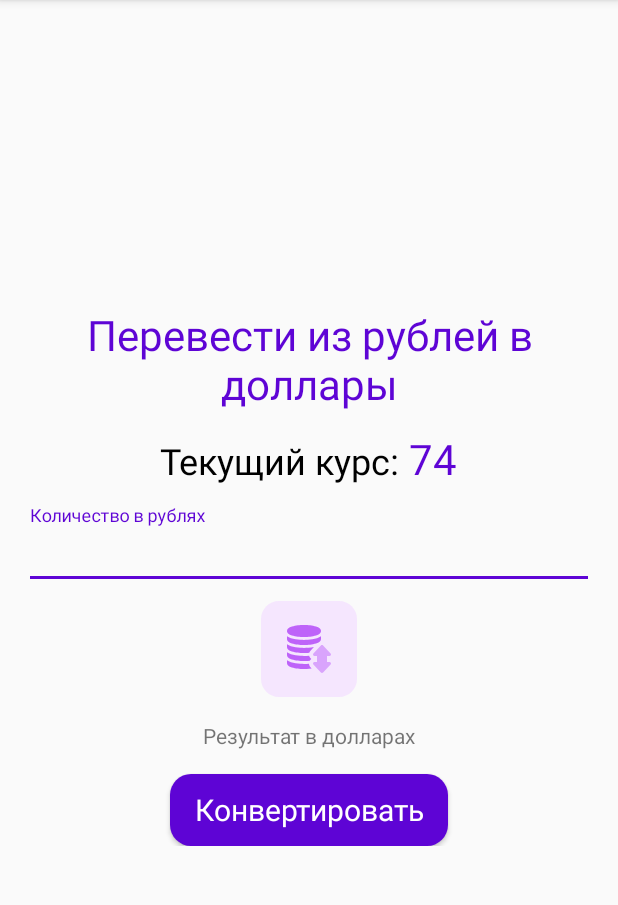
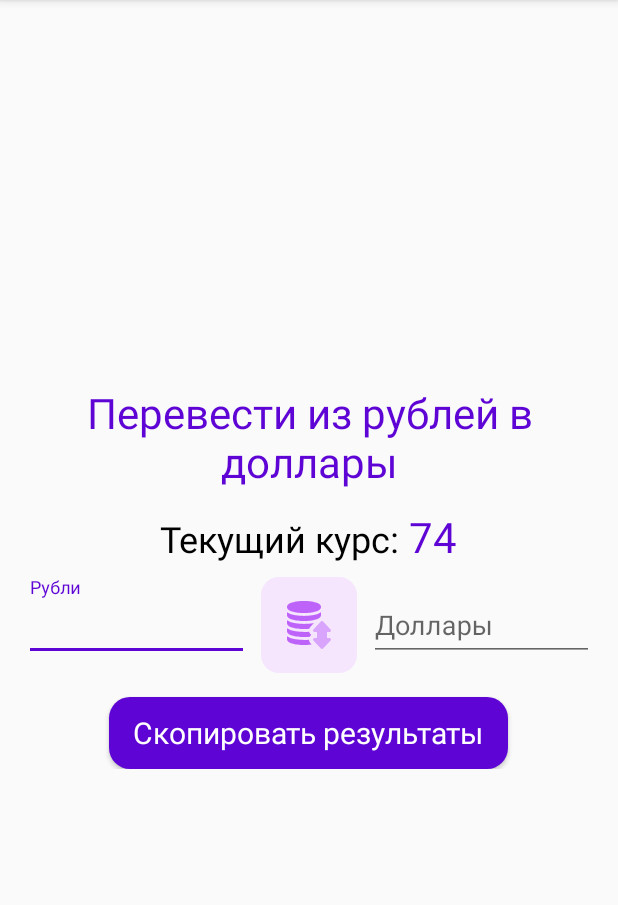
Before and after one commit to ftelnov/AndroidTestSchool, an Android app: the screen it shows after launch (MainActivity), on a phone screen of 412 x 824 dp, the part 84-989 px from its top. Run offline under Robolectric (Android 15) with nearby library versions, the phone set to English and light mode, and no system bars.

Commit message:
Версия номер 2 готова (+ быстрый перевод значений)

```diff
--- a/app/src/main/java/com/example/androidtestschool/MainActivity.kt
+++ b/app/src/main/java/com/example/androidtestschool/MainActivity.kt
@@ -1,12 +1,12 @@
 package com.example.androidtestschool
 
-import android.content.ClipData
-import android.content.ClipboardManager
-import android.content.Context
+import android.os.Bundle
+import android.text.Editable
+import android.text.InputType
+import android.text.TextWatcher
 import androidx.appcompat.app.AppCompatActivity
-import android.os.Bundle
-import android.widget.TextView
 import kotlinx.android.synthetic.main.activity_main.*
+
 
 const val EXCHANGE_RATE = 74 // Курс обмена рубля на доллар
 
@@ -15,23 +15,49 @@ class MainActivity : AppCompatActivity() {
         super.onCreate(savedInstanceState)
         setContentView(R.layout.activity_main)
         exchangeRate.text = EXCHANGE_RATE.toString()
-        // Скопировать значение из окна результата
-        resultAmount.setOnClickListener {
-            copyToClipboard(resultAmount.text)
+        rubInputLayout.inputType = InputType.TYPE_CLASS_NUMBER or InputType.TYPE_NUMBER_FLAG_DECIMAL
+        usdInputLayout.inputType = InputType.TYPE_CLASS_NUMBER or InputType.TYPE_NUMBER_FLAG_DECIMAL
+        var rubChangedListener: TextWatcher? = null
+        var usdChangedListener: TextWatcher? = null
+        rubChangedListener = object: TextWatcher {
+            override fun afterTextChanged(p0: Editable?) {
+                val rubInput = p0.toString().toFloatOrNull()
+                if (rubInput != null) {
+                    val usdInput = rubInput / EXCHANGE_RATE
+                    usdInputLayout.removeTextChangedListener(usdChangedListener)
+                    usdInputLayout.setText(usdInput.toString())
+                    usdInputLayout.addTextChangedListener(usdChangedListener)
+                }
+            }
+
+            override fun beforeTextChanged(p0: CharSequence?, p1: Int, p2: Int, p3: Int) {
+            }
+
+            override fun onTextChanged(p0: CharSequence?, p1: Int, p2: Int, p3: Int) {
+            }
         }
-        transferButton.setOnClickListener {
-            transferButton.hideKeyboard() // прячем клаву
-            resultAmount.visibility = TextView.GONE // прячем результирующее значение
-            val userInput = rubInputLayout.text.toString() // берем из поля данные
-            val finalFloat = userInput.toFloatOrNull() // приводим к флоату
-            if (finalFloat == null) {
-                // Если не получилось, пишем пользователю что неправильный формат ввода
-                this@MainActivity.showPrimaryToast(resources.getString(R.string.wrong_format_warning))
-            } else {
-                val result = finalFloat / 74 // получаем значение в долларах
-                resultAmount.text = result.toString() // приводим значение к строковому
-                resultAmount.visibility = TextView.VISIBLE // Показываем поле с результатом
+        usdChangedListener = object : TextWatcher {
+            override fun afterTextChanged(p0: Editable?) {
+                val usdInput = p0.toString().toFloatOrNull()
+                if (usdInput != null) {
+                    val rubInput = usdInput * EXCHANGE_RATE
+                    rubInputLayout.removeTextChangedListener(rubChangedListener)
+                    rubInputLayout.setText(rubInput.toString())
+                    rubInputLayout.addTextChangedListener(rubChangedListener)
+                }
             }
+
+            override fun beforeTextChanged(p0: CharSequence?, p1: Int, p2: Int, p3: Int) {
+            }
+
+            override fun onTextChanged(p0: CharSequence?, p1: Int, p2: Int, p3: Int) {
+            }
+        }
+        rubInputLayout.addTextChangedListener(rubChangedListener)
+        usdInputLayout.addTextChangedListener(usdChangedListener)
+        // Скопировать значение из окон результатов
+        copyResults.setOnClickListener {
+            copyToClipboard("Количество в рублях: ${rubInputLayout.text} | Количество в долларах: ${usdInputLayout.text}")
         }
     }
 }
--- a/app/src/main/res/layout/activity_main.xml
+++ b/app/src/main/res/layout/activity_main.xml
@@ -53,10 +53,20 @@
                 android:textAppearance="@style/HeaderPrimary" />
         </LinearLayout>
 
+        <androidx.constraintlayout.widget.ConstraintLayout
+            android:layout_width="match_parent"
+            android:layout_height="wrap_content">
+
             <com.google.android.material.textfield.TextInputLayout
-            android:layout_width="match_parent"
-            android:layout_height="match_parent"
-            android:layout_marginTop="12dp">
+                android:id="@+id/rubInputLayoutContainer"
+                android:layout_width="0dp"
+                android:layout_height="wrap_content"
+                android:layout_marginEnd="8dp"
+                app:layout_constraintBottom_toBottomOf="parent"
+                app:layout_constraintEnd_toStartOf="@+id/transferIcon"
+                app:layout_constraintHorizontal_bias="0.5"
+                app:layout_constraintStart_toStartOf="parent"
+                app:layout_constraintTop_toTopOf="parent">
 
                 <com.google.android.material.textfield.TextInputEditText
                     android:id="@+id/rubInputLayout"
@@ -67,29 +77,38 @@
 
             <ImageView
                 android:id="@+id/transferIcon"
+                android:layout_width="wrap_content"
+                android:layout_height="wrap_content"
+                android:layout_marginTop="8dp"
+                app:layout_constraintBottom_toBottomOf="parent"
+                app:layout_constraintEnd_toEndOf="parent"
+                app:layout_constraintEnd_toStartOf="@+id/usdInputLayoutContainer"
+                app:layout_constraintHorizontal_bias="0.5"
+                app:layout_constraintStart_toEndOf="@+id/rubInputLayoutContainer"
+                app:layout_constraintTop_toTopOf="parent"
+                app:srcCompat="@drawable/ic_transfer" />
+
+            <com.google.android.material.textfield.TextInputLayout
+                android:id="@+id/usdInputLayoutContainer"
+                android:layout_width="0dp"
+                android:layout_height="wrap_content"
+                android:layout_marginStart="8dp"
+                app:layout_constraintBottom_toBottomOf="parent"
+                app:layout_constraintEnd_toEndOf="parent"
+                app:layout_constraintHorizontal_bias="0.5"
+                app:layout_constraintStart_toEndOf="@+id/transferIcon"
+                app:layout_constraintTop_toTopOf="parent">
+
+                <com.google.android.material.textfield.TextInputEditText
+                    android:id="@+id/usdInputLayout"
                     android:layout_width="match_parent"
                     android:layout_height="wrap_content"
-            android:layout_marginTop="8dp"
-            app:srcCompat="@drawable/ic_transfer" />
-
-        <TextView
-            android:id="@+id/resultHint"
-            android:layout_width="match_parent"
-            android:layout_height="wrap_content"
-            android:layout_marginTop="16dp"
-            android:gravity="center"
-            android:text="@string/usd_result" />
-
-        <TextView
-            android:id="@+id/resultAmount"
-            android:layout_width="match_parent"
-            android:layout_height="wrap_content"
-            android:gravity="center"
-            android:textAppearance="@style/HeaderPrimary"
-            android:visibility="gone" />
+                    android:hint="@string/usd_amount" />
+            </com.google.android.material.textfield.TextInputLayout>
+        </androidx.constraintlayout.widget.ConstraintLayout>
 
         <Button
-            android:id="@+id/transferButton"
+            android:id="@+id/copyResults"
             android:layout_width="wrap_content"
             android:layout_height="wrap_content"
             android:layout_gravity="center"
@@ -97,7 +116,7 @@
             android:background="@drawable/primary_rounded_background"
             android:paddingStart="16dp"
             android:paddingEnd="16dp"
-            android:text="@string/transfer"
+            android:text="@string/copy_results"
             android:textAllCaps="false"
             android:textAppearance="@style/ButtonPrimary" />
 
--- a/app/src/main/res/values/strings.xml
+++ b/app/src/main/res/values/strings.xml
@@ -2,9 +2,11 @@
     <string name="app_name">Конвертер валют</string>
     <string name="transfer">Конвертировать</string>
     <string name="header_main_page_primary">Перевести из рублей в доллары</string>
-    <string name="rub_amount">Количество в рублях</string>
+    <string name="rub_amount">Рубли</string>
+    <string name="usd_amount">Доллары</string>
     <string name="usd_result">Результат в долларах</string>
     <string name="copied">Скопировано в буфер</string>
     <string name="wrong_format_warning">Неправильный формат ввода</string>
     <string name="rate_hint">Текущий курс: </string>
+    <string name="copy_results">Скопировать результаты</string>
 </resources>
```
Lines whose indentation alone changed are shown as unchanged.
